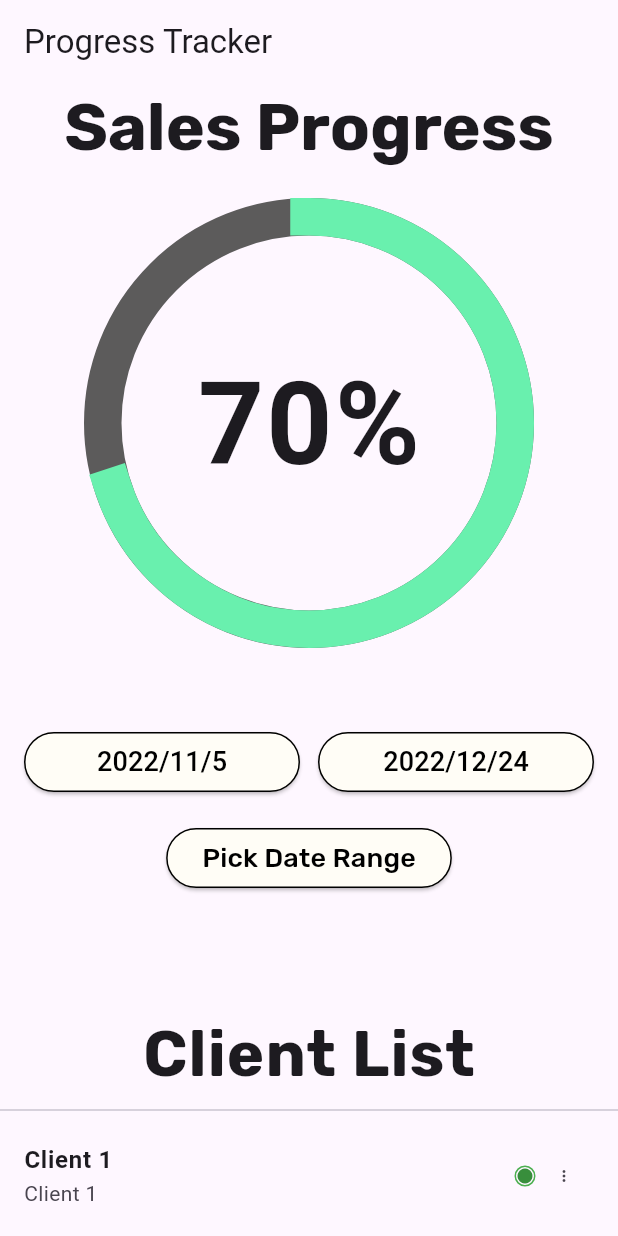
After one commit to Nidec-Control-Techniques-Dev/revy, a Flutter app: the screen it shows after launch, after a tap on "Progress Tracker", on a phone screen of 412 x 824 dp. The commit adds this screen. Run offline on Flutter 3.47's test engine with Material 3 defaults, Android fonts, the phone set to English and light mode, and no system bars; drawn by our look-alikes of percent_indicator; our stand-ins replace accordion, bloc, equatable, flutter_bloc, flutter_form_builder, flutter_svg and 6 more.

Commit message:
feat: add progress tracker by Lance

```diff
--- /dev/null
+++ b/lib/features/progress_tracker/application/presentations/screens/progress_tracker_screen.dart
@@ -0,0 +1,56 @@
+import 'package:flutter/material.dart';
+import '../widgets/client_list.dart';
+import '../widgets/client_page.dart';
+import '../widgets/date_picker.dart';
+import '../widgets/progress_bar.dart';
+
+class ProgressTrackerApp extends StatelessWidget {
+  const ProgressTrackerApp({super.key});
+
+  @override
+  Widget build(BuildContext context) {
+    return MaterialApp(
+      title: 'Flutter Demo',
+      theme: ThemeData(
+        primarySwatch: Colors.blue
+      ),
+      home: Scaffold(
+        appBar: AppBar(
+          title: const Text('Progress Tracker'),
+        ),
+        body: SingleChildScrollView( // Use SingleChildScrollView to allow scrolling if the content overflows
+          child: Column(
+              children: [
+                Container(
+                    // A fixed-height child.
+                    color: const Color(0xffeeee00), // Yellow
+                    height: 396.0,
+                    alignment: Alignment.center,
+                    child: ProgressBar(),
+                  ),
+                  Container(
+                    // A fixed-height child.
+                    color: const Color(0xffeeee00), // Yellow
+                    height: 220.0,
+                    alignment: Alignment.center,
+                    child: DatePicker(),
+                  ),
+                  Container(
+                    // A fixed-height child.
+                    // color: Color.fromARGB(255, 103, 103, 31), // Yellow
+                    height: 400.0,
+                    alignment: Alignment.center,
+                    child: ClientList(),
+                  ),
+                // ProgressBar(), // Your ProgressBar widget
+                // MainPage(), // Your MainPage widget
+              ],
+            ),
+        ),
+      ),
+      routes: {
+        '/clientlist': (context) => ClientList()
+      }
+    );
+  }
+}
--- /dev/null
+++ b/lib/features/progress_tracker/application/presentations/widgets/client_list.dart
@@ -0,0 +1,76 @@
+import 'package:flutter/material.dart';
+import './client_page.dart';
+import 'package:google_fonts/google_fonts.dart';
+
+class ClientList extends StatelessWidget {
+  List<String> listItem = ['Client 1', 'Client 2', 'Client 3'];
+  List<Color> iconColor = [Colors.green[700]!,Colors.red[700]!,Colors.yellow[700]!];
+  List<Color> iconBorderColor = [Colors.green,Colors.red,Colors.yellow];
+
+  @override
+  Widget build(BuildContext context) {
+    return ListView(
+      children:[
+        Container(
+          height: 60.0,
+          alignment: Alignment.center,
+          child: Transform.scale(
+                scale: 3, // Scale factor of 2.0
+                child: Text("Client List",
+            style: GoogleFonts.rubik(
+            fontWeight: FontWeight.bold, // or FontWeight.w700 for a bolder appearance
+          ),),
+              ),
+        ),
+        const Divider(),
+        ...listItem.asMap().entries.map((entry) {
+          int idx = entry.key;
+          String valueItem = entry.value;
+          return Column(children: [
+            ListTile(
+            title: Transform.scale(
+                scale: 1,
+                child: Text(valueItem,
+            style: GoogleFonts.roboto(
+            fontWeight: FontWeight.bold, // or FontWeight.w700 for a bolder appearance
+          ),),
+              ),
+                  subtitle: Transform.scale(
+                scale: 1, // Scale factor of 2.0
+                child: Text(valueItem,
+            style: GoogleFonts.roboto(// or FontWeight.w700 for a bolder appearance
+          ),),
+              ),
+                  trailing: Row(
+                    mainAxisSize: MainAxisSize.min, // Use min to fit the content
+                    children: <Widget>[
+                      Transform.scale(
+                        scale: 0.5, // Scale down the icon to half its original size
+                        child: Container(
+                          decoration: BoxDecoration(
+                            shape: BoxShape.circle, // Makes the container circular
+                            border: Border.all(
+                              color: iconBorderColor[idx], // Slightly darker shade of green
+                              width: 2, // Border width
+                            ),
+                          ),
+                          child: Icon(Icons.circle, color: iconColor[idx]), // Active status icon
+                        ),
+                      ),
+                      Transform.scale(
+                        scale: 0.5, // Scale down the icon to half its original size
+                        child: const Icon(Icons.more_vert), // Another icon for example
+                      ),
+                    ],
+                  ),
+                  onTap: () {
+                    Navigator.push(context, MaterialPageRoute(builder: (context) => ClientPage()),);
+              }
+          ),
+          const Divider()
+          ]);
+        }),
+      ],
+    );
+  }
+}
--- /dev/null
+++ b/lib/features/progress_tracker/application/presentations/widgets/client_page.dart
@@ -0,0 +1,94 @@
+import 'package:flutter/material.dart';
+import 'package:google_fonts/google_fonts.dart';
+
+class ClientPage extends StatefulWidget {
+  const ClientPage({super.key});
+
+  @override
+  State<ClientPage> createState() => _ClientPageState();
+}
+
+class _ClientPageState extends State<ClientPage> {
+  String dropdownValue = 'Ongoing';
+  List listItem = [
+    'Visited', 'Ongoing', 'Unvisited'
+  ];
+
+  List<String> clientInfo = ['Description: Lorem','Address: Ipsum','Category: Dolor','Sales: Vatican'];
+
+  @override
+  Widget build(BuildContext context) {
+    return Scaffold(
+      appBar: AppBar(title: Text('Client 1', style: GoogleFonts.rubik(
+                fontSize: 28,
+                color: Colors.black
+              ),)),
+      body:
+      Column(
+        children: [
+          SizedBox(height:20),
+          Container(alignment: Alignment.center,
+          width:300,
+            decoration: BoxDecoration(
+              borderRadius: BorderRadius.circular(20), // Set the border radius
+              border: Border.all(color: Colors.grey), // Set border color
+            ),
+            child: DropdownButton(
+              value: dropdownValue,
+              onChanged: (newValue) {
+                setState(() {
+                  dropdownValue = newValue.toString();
+                });
+              },
+              style: GoogleFonts.rubik(
+                fontSize: 28,
+                color: Colors.black
+              ),
+              items: listItem.map((valueItem) {
+                return DropdownMenuItem(
+                  value: valueItem,
+                  child: Text(valueItem),
+                );
+              }
+              ).toList(),
+            ),
+          ),
+          SizedBox(height:10),
+          ...clientInfo.map((info) {
+            return Column(children: [Center(child:
+            Text(
+              info
+            ),), SizedBox(height:10)]);
+          }
+
+          ).toList(),
+          Center(
+            child: Container(
+              width:300,
+                child: ElevatedButton(
+                  style: ElevatedButton.styleFrom(
+                    side: BorderSide(width: 1, color: Colors.black),
+                    shape: RoundedRectangleBorder(
+                      borderRadius: BorderRadius.circular(20), // Adjust the value for desired roundness
+
+                    ),
+                    backgroundColor: Color.fromARGB(255, 255, 253, 246),
+                  ),
+                  onPressed: () {
+                    // Navigator.push(context, MaterialPageRoute(builder: (context) => ClientList()),); // sa main.dart dapat babalik
+                    Navigator.of(context).pop();
+                  },
+                  child: const Text(
+                    "Done",
+                    style: TextStyle(fontSize: 24, color: Colors.black),
+
+                  ),
+                ),
+              ),
+            ),
+
+        ],
+      )
+    );
+  }
+}
--- /dev/null
+++ b/lib/features/progress_tracker/application/presentations/widgets/date_picker.dart
@@ -0,0 +1,91 @@
+import 'package:flutter/material.dart';
+import 'package:google_fonts/google_fonts.dart';
+export '../widgets/date_picker.dart';
+
+class DatePicker extends StatefulWidget{
+  @override
+  _DatePickerState createState() => _DatePickerState();
+}
+
+class _DatePickerState extends State<DatePicker> {
+  DateTimeRange dateRange = DateTimeRange(
+    start: DateTime(2022, 11, 5),
+    end: DateTime(2022, 12, 24),
+  );
+
+  @override
+  Widget build(BuildContext context){
+    final start = dateRange.start;
+    final end = dateRange.end;
+
+    return Scaffold(
+        body: Container(
+          padding: const EdgeInsets.all(16),
+          child: Column(children: [
+            const SizedBox(height: 16),
+            Row(
+              mainAxisAlignment: MainAxisAlignment.center,
+              children: [
+                Expanded(child: ElevatedButton(
+              style: ElevatedButton.styleFrom(
+                    shape: RoundedRectangleBorder(
+                      borderRadius: BorderRadius.circular(20),
+                      side: const BorderSide(width: 1, color: Colors.black),
+                    ),
+                    backgroundColor: const Color.fromARGB(255, 255, 253, 246),
+                    foregroundColor: Colors.black,
+                  ),
+
+                  child: Text('${start.year}/${start.month}/${start.day}', style: GoogleFonts.roboto(
+                fontSize: 18,
+                color: Colors.black
+              ),),
+                  onPressed: () {}),
+
+                ),
+                const SizedBox(width: 12),
+                Expanded(child: ElevatedButton(child: Text('${end.year}/${end.month}/${end.day}', style: GoogleFonts.roboto(
+                fontSize: 18,
+                color: Colors.black
+              ),),
+                style: ElevatedButton.styleFrom(
+                    shape: RoundedRectangleBorder(
+                      borderRadius: BorderRadius.circular(20),
+                      side: BorderSide(width: 1, color: Colors.black),
+                    ),
+                    backgroundColor: Color.fromARGB(255, 255, 253, 246),
+                    foregroundColor: Colors.black,
+                  ),
+                onPressed: () {}),),
+              ],
+            ),
+            const SizedBox(height: 16),
+            ElevatedButton(
+              onPressed: pickDateRange,
+              child:
+              Text('Pick Date Range', style: GoogleFonts.rubik(
+                fontSize: 18,
+                color: Colors.black
+              ),),
+              style: ElevatedButton.styleFrom(
+                    shape: RoundedRectangleBorder(
+                      borderRadius: BorderRadius.circular(20),
+                      side: BorderSide(width: 1, color: Colors.black),
+                    ),
+                    backgroundColor: Color.fromARGB(255, 255, 253, 246),
+                    foregroundColor: Colors.black,
+                  ),
+            )
+          ],)
+        )
+      );
+  }
+
+  Future pickDateRange() async {
+    DateTimeRange? newDateRange = await showDateRangePicker(context: context, initialDateRange: dateRange, firstDate: DateTime(1900), lastDate: DateTime(2100));
+
+    if(newDateRange == null) return;
+
+    setState(() => dateRange = newDateRange);
+  }
+}
--- /dev/null
+++ b/lib/features/progress_tracker/application/presentations/widgets/progress_bar.dart
@@ -0,0 +1,54 @@
+import 'package:flutter/material.dart';
+import 'package:percent_indicator/circular_percent_indicator.dart';
+import 'package:percent_indicator/linear_percent_indicator.dart';
+import '../widgets/date_picker.dart';
+import 'package:google_fonts/google_fonts.dart';
+
+class ProgressBar extends StatelessWidget {
+  // This widget is the root of your application.
+  @override
+  Widget build(BuildContext context) {
+    return Scaffold(
+        appBar: AppBar(
+          title: Transform.scale(
+            scale: 2.0, // Scale factor of 2.0
+            child: Text(
+              "Sales Progress",
+              style: GoogleFonts.rubik(
+                fontWeight: FontWeight.bold, // or FontWeight.w700 for a bolder appearance
+              ),
+            ),
+          ),
+          centerTitle: true,
+        ),
+        body: Center(child: Column(
+          crossAxisAlignment: CrossAxisAlignment.center,
+          mainAxisSize: MainAxisSize.min,
+          children: [
+            const SizedBox(height: 20, ),
+            CircularPercentIndicator(
+              radius: 150.0,
+              lineWidth: 25.0,
+              animation: true,
+              percent: 0.7,
+              center: Transform.scale(
+                scale: 5.5, // Scale factor of 2.0
+                child: Text(
+                  "70%",
+                  style: GoogleFonts.roboto(
+                    fontWeight: FontWeight.bold, // or FontWeight.w700 for a bolder appearance
+                  ),
+                ),
+              ),
+              circularStrokeCap: CircularStrokeCap.square,
+              progressColor: Colors.greenAccent,
+              backgroundColor: Color.fromARGB(255, 92, 91, 91),
+
+            ),
+            const SizedBox(height: 20, ),
+
+          ]
+        ),),
+    );
+  }
+}
--- a/lib/main.dart
+++ b/lib/main.dart
@@ -2,7 +2,9 @@ import 'package:flutter/material.dart';
 import 'features/auth/application/presentation/screens/forgot_password_screen.dart';
 import 'features/auth/application/presentation/screens/sign_in_screen.dart';
 import 'features/create_schedule/application/presentation/screens/select_starting_location.dart';
-import 'features/create_schedule/application/presentation/screens/ride_booking/ride_booking_screen.dart';
+import 'features/progress_tracker/application/presentations/screens/progress_tracker_screen.dart';
+// import 'features/create_schedule/application/presentation/screens/ride_booking/ride_booking_screen.dart';
+
 void main() {
   runApp(const RevyApp());
 }
@@ -78,6 +80,18 @@ class HomeScreen extends StatelessWidget {
               },
               child: const Text('Create Schedule'),
             ),
+            FilledButton(
+              onPressed: () {
+                Navigator.of(context).push(
+                  MaterialPageRoute<void>(
+                    builder: (BuildContext context) {
+                      return const ProgressTrackerApp();
+                    },
+                  ),
+                );
+              },
+              child: const Text('Progress Tracker'),
+            ),
           ],
         ),
       ),
--- a/pubspec.yaml
+++ b/pubspec.yaml
@@ -43,6 +43,7 @@ dependencies:
   # flutter_google_places: ^0
   # The following adds the Cupertino Icons font to your application.
   # Use with the CupertinoIcons class for iOS style icons.
+  percent_indicator: ^4.2.3
   cupertino_icons: ^1.0.6
 
   # A dart client for Supabase.
```
